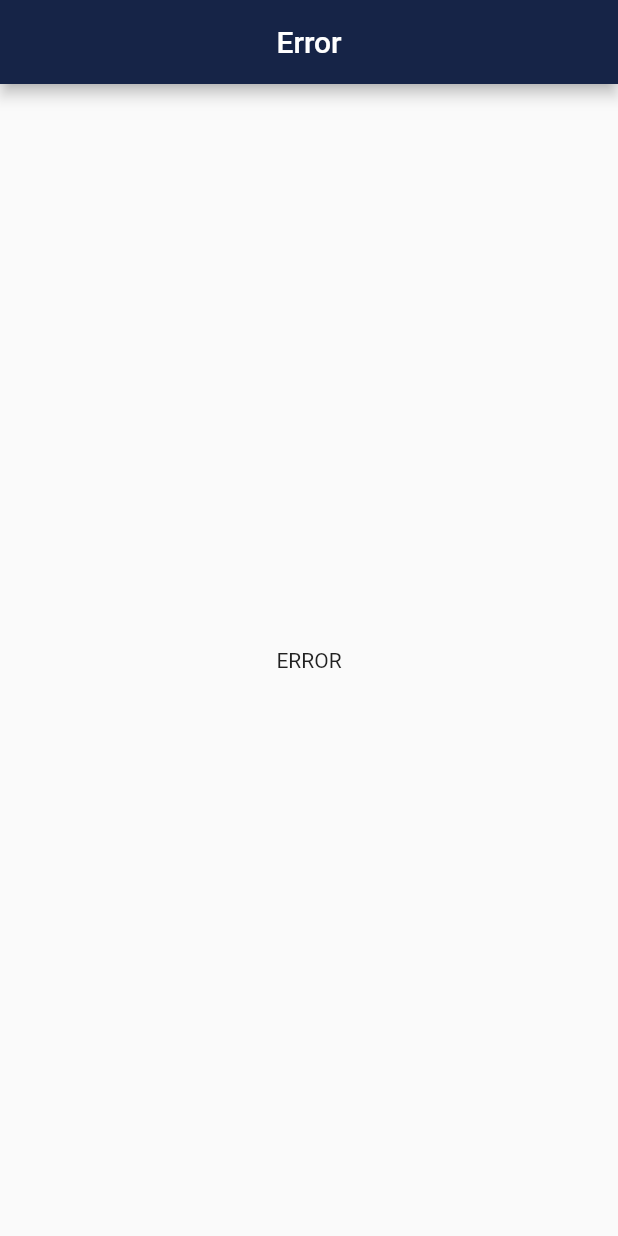
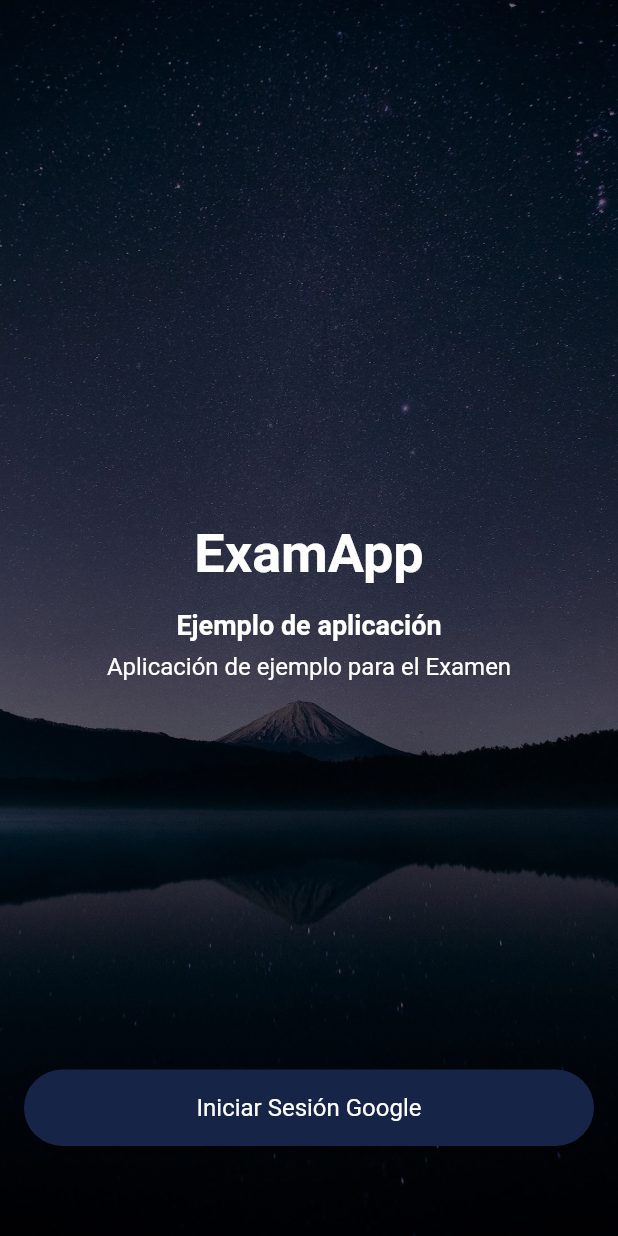
Before and after one commit to angdesan/ExamenPracticoAMSTGrupo9, a Flutter app: the screen it shows after launch, on a phone screen of 412 x 824 dp. Run offline on Flutter 3.47's test engine with Material 2 defaults, Android fonts, the phone set to English and light mode, and no system bars; our stand-ins replace curved_navigation_bar, firebase_auth, firebase_core, font_awesome_flutter, google_sign_in; accounts and stored records are empty.

```diff
--- a/lib/ui/routes.dart
+++ b/lib/ui/routes.dart
@@ -1,4 +1,6 @@
 
+import 'package:examen_final_flutter/ui/views/home/home_view.dart';
+import 'package:examen_final_flutter/ui/views/login/GoogleAuthenticator.dart';
 import 'package:examen_final_flutter/ui/views/splash.dart';
 import 'package:flutter/material.dart';
 
@@ -10,6 +12,10 @@ class Routes {
     switch (settings.name) {
       case '/':
         return MaterialPageRoute(builder: (_) => SplashView() );
+      case '/GoogleAuthenticator':
+        return MaterialPageRoute(builder: (_) => GoogleAuthenticator() );
+      case '/home':
+        return MaterialPageRoute(builder: (_) => HomeView());
       default:
 //Aquí se irán agregando las rutas por cada clase dart creada.
     return _errorRoute();
--- a/lib/ui/views/login/GoogleAuthenticator.dart
+++ b/lib/ui/views/login/GoogleAuthenticator.dart
@@ -0,0 +1,123 @@
+import 'package:examen_final_flutter/UI/routes.dart';
+import 'package:firebase_auth/firebase_auth.dart';
+import 'package:firebase_core/firebase_core.dart';
+import 'package:flutter/cupertino.dart';
+import 'package:flutter/material.dart';
+import 'package:font_awesome_flutter/font_awesome_flutter.dart';
+
+import '../../../constants/colors.dart';
+import '../../../utils/Util.dart';
+import 'Authenticator.dart';
+class GoogleAuthenticator extends StatefulWidget {
+  const GoogleAuthenticator({Key? key}) : super(key: key);
+  _GoogleAuthenticator createState() => _GoogleAuthenticator();
+}
+
+class _GoogleAuthenticator extends State<GoogleAuthenticator>{
+  String _imageBackground = "imagefondo.jpg";
+  @override
+  void initState(){
+    super.initState();
+  }
+  @override
+  Widget build(BuildContext context) {
+    Firebase.initializeApp();
+    return Scaffold(
+   /*     body: Center(
+            child: MaterialButton(
+              onPressed:() async {
+                User? user = await Authenticator.iniciarSesion(
+                    context: context);
+                print(user?.displayName);
+              },
+              color: Colors.blue,
+              child: Icon(FontAwesomeIcons.google),
+              textColor: Colors.white,
+            )
+        )*/
+      body: Container(
+          constraints: BoxConstraints.expand(),
+          decoration: BoxDecoration(
+            image: DecorationImage(
+                colorFilter: ColorFilter.mode(
+                    Colors.black.withOpacity(0.55),
+                    BlendMode.darken),
+                image: AssetImage("assets/images/" + _imageBackground),
+                fit: BoxFit.fitHeight),
+          ),
+          child: _bodyLogin()));
+  }
+  Widget _bodyLogin() {
+    return SingleChildScrollView(
+      child: Container(
+          height: Util.sizeScreen(context: context).height,
+          child: Padding(
+            padding:
+            const EdgeInsets.only(left: 16, right: 16, top:
+            48, bottom: 40),
+            child: Column(
+              mainAxisAlignment: MainAxisAlignment.center,
+              crossAxisAlignment: CrossAxisAlignment.center,
+              children: [
+                Container(height: 300),
+                const Text(
+                  "ExamApp",
+                  style: TextStyle(
+                      fontSize: 36,
+                      fontWeight: FontWeight.bold,
+                      color: Colors.white),
+                  textAlign: TextAlign.center,
+                ),
+                Container(height: 16),
+                const Text(
+                  "Ejemplo de aplicación",
+                  style: TextStyle(
+                      fontSize: 18,
+                      fontWeight: FontWeight.bold,
+                      color: Colors.white),
+                  textAlign: TextAlign.center,
+                ),
+                Container(height: 8),
+                const Text(
+                  "Aplicación de ejemplo para el Examen",
+                  style: TextStyle(fontSize: 16, color:
+                  Colors.white),
+                  textAlign: TextAlign.center,
+                ),
+                Spacer(flex: 1),
+                Container(
+                  width: double.infinity,
+                  child: ElevatedButton(
+                    onPressed: () async {
+                      User? user = await Authenticator.iniciarSesion(
+                          context: context);
+                      print(user?.displayName);
+                      if(user!= null){
+                        Navigator.of(context).pushReplacementNamed("/home");
+                      };
+                    },
+                    style: ElevatedButton.styleFrom(
+                        padding: EdgeInsets.only(top: 16,
+                            bottom: 16),
+                        textStyle: TextStyle(fontSize: 16,
+                            color: Colors.white),
+                        primary: AppColors.primaryColor,
+                        shape: RoundedRectangleBorder(
+                            borderRadius:
+                            BorderRadius.circular(30))),
+                    child: Text(
+                      "Iniciar Sesión Google",
+                      style: TextStyle(color:
+                      Colors.white),
+                    ),
+                  ),
+                ), //container que interesa
+                Container(height: 20),
+              ],
+            ),
+          )),
+    );
+  }
+  void _onLoginTap() {
+  }
+}
--- a/lib/ui/views/splash.dart
+++ b/lib/ui/views/splash.dart
@@ -19,7 +19,7 @@ class _SplashView extends State<SplashView> {
   void initState() {
     super.initState();
     _delaySplash = Timer(const Duration(seconds: 3), () {
-      Navigator.of(context).pushReplacementNamed("/login");
+      Navigator.of(context).pushReplacementNamed("/GoogleAuthenticator");
     });
   }
 
@@ -45,7 +45,7 @@ class _SplashView extends State<SplashView> {
                   0.40,
               height: Util.sizeScreen(context: context).width *
                   0.40,
-              child: Icon(Icons.shopping_cart, color:
+              child: Icon(Icons.verified_user, color:
               AppColors.text_dark,size: 150,),
             ),
             const SizedBox(
```
Also changed, not shown: lib/ui/views/home/home_view.dart (+62 -0 lines), lib/ui/views/home/logout.dart (+167 -0 lines), lib/ui/views/home/settings_view.dart (+158 -0 lines), lib/ui/views/home/twitterapi.dart (+22 -0 lines), lib/ui/views/login/Authenticator.dart (+25 -0 lines), pubspec.yaml (+8 -3 lines), pubspec.lock, 1 other file.
